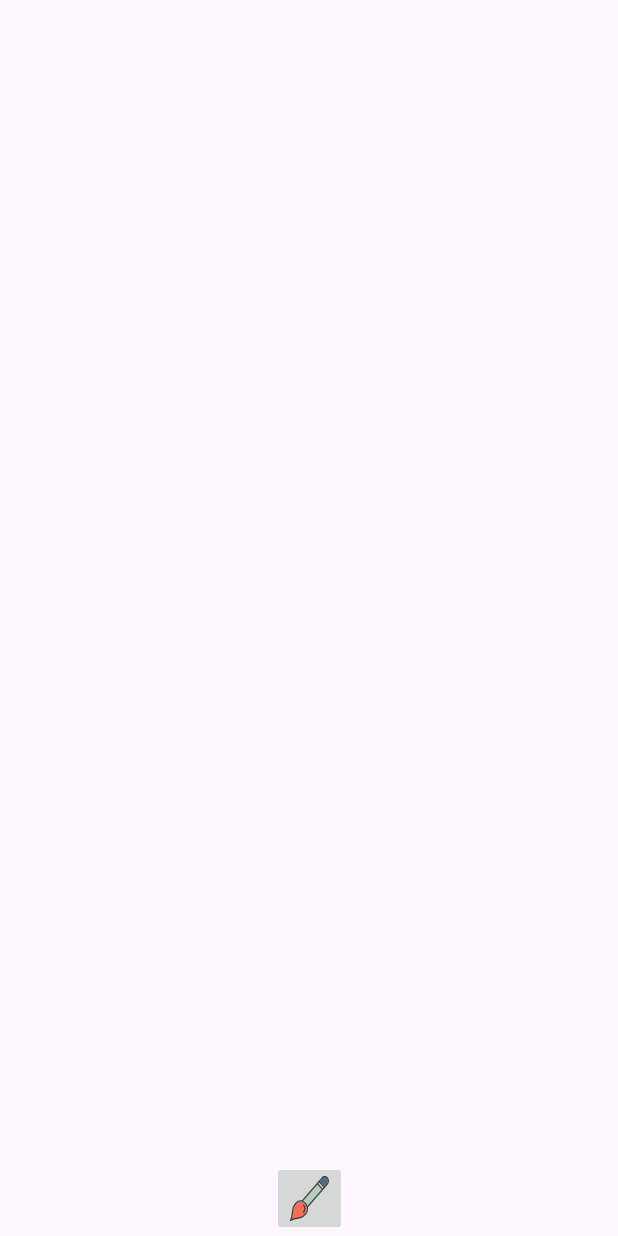
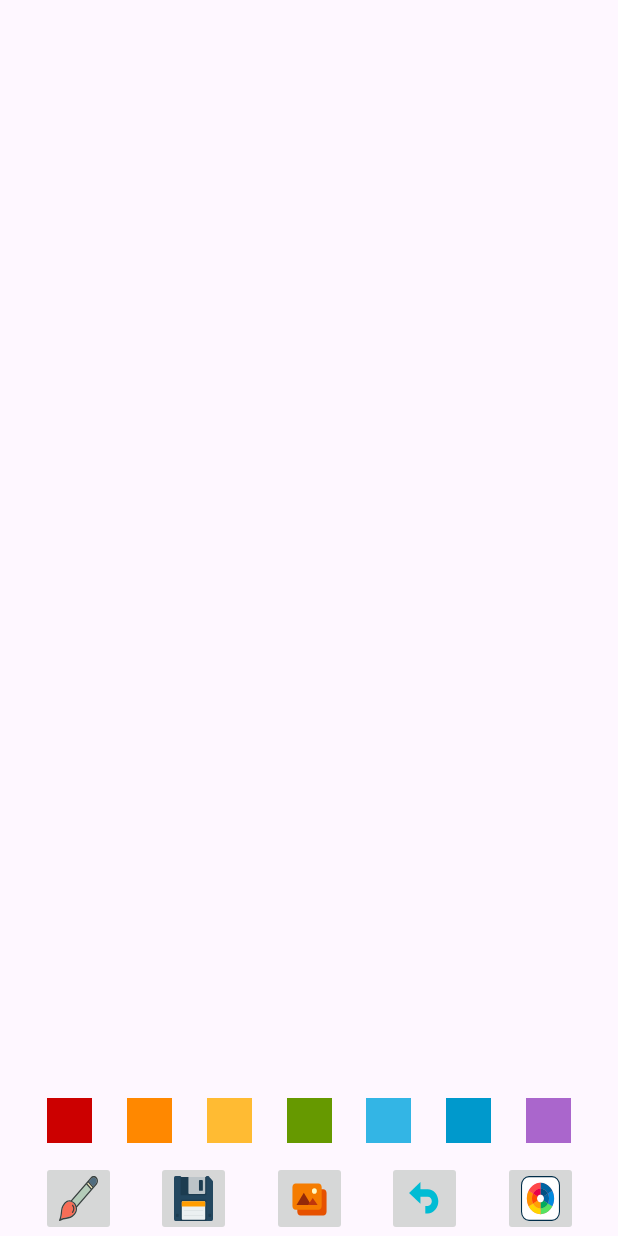
Before and after one commit to UTMarckus/DrawingApp, an Android app: the screen it shows after launch (MainActivity), on a phone screen of 412 x 824 dp. Run offline under Robolectric (Android 15) with nearby library versions, the phone set to English and light mode, and no system bars.

Commit message:
feat: add tools and colors menus

```diff
--- /dev/null
+++ b/app/src/main/res/drawable/ic_color_wheel.xml
@@ -0,0 +1,90 @@
+<vector xmlns:android="http://schemas.android.com/apk/res/android"
+    android:width="800dp"
+    android:height="800dp"
+    android:viewportWidth="73"
+    android:viewportHeight="73">
+  <path
+      android:pathData="M15,1L58,1A14,14 0,0 1,72 15L72,58A14,14 0,0 1,58 72L15,72A14,14 0,0 1,1 58L1,15A14,14 0,0 1,15 1z"
+      android:strokeWidth="2"
+      android:fillColor="#FFFFFF"
+      android:fillType="nonZero"
+      android:strokeColor="#012E49"/>
+  <path
+      android:pathData="M14.409,49.255C15.512,51.159 16.871,52.933 18.469,54.531C23.285,59.348 29.689,62 36.5,62C43.312,62 49.715,59.348 54.531,54.531C56.13,52.933 57.488,51.159 58.591,49.255C60.814,45.419 62,41.051 62,36.5C62,31.949 60.814,27.581 58.591,23.745C57.488,21.841 56.129,20.067 54.531,18.469C49.715,13.652 43.312,11 36.5,11C29.689,11 23.285,13.652 18.469,18.469C16.87,20.067 15.512,21.841 14.409,23.745C12.186,27.581 11,31.949 11,36.5C11,41.051 12.186,45.419 14.409,49.255ZM29.992,36.5C29.992,35.316 30.312,34.205 30.867,33.248C31.994,31.304 34.096,29.992 36.5,29.992C38.904,29.992 41.006,31.304 42.133,33.248C42.688,34.205 43.008,35.316 43.008,36.5C43.008,37.684 42.688,38.795 42.133,39.752C41.007,41.696 38.904,43.008 36.5,43.008C34.096,43.008 31.994,41.696 30.867,39.752C30.312,38.795 29.992,37.684 29.992,36.5Z"
+      android:strokeWidth="1"
+      android:fillColor="#FF8398"
+      android:fillType="nonZero"
+      android:strokeColor="#00000000"/>
+  <path
+      android:pathData="M36.5,52.504L36.5,62C43.312,62 49.715,59.348 54.531,54.531C56.13,52.933 57.488,51.159 58.591,49.255L50.362,44.503C47.594,49.286 42.423,52.504 36.5,52.504Z"
+      android:strokeWidth="1"
+      android:fillColor="#54E360"
+      android:fillType="nonZero"
+      android:strokeColor="#00000000"/>
+  <path
+      android:pathData="M52.504,36.5C52.504,39.416 51.724,42.149 50.362,44.503L58.591,49.255C60.814,45.419 62,41.051 62,36.5C62,31.949 60.814,27.581 58.591,23.745L50.362,28.497C51.724,30.851 52.504,33.584 52.504,36.5Z"
+      android:strokeWidth="1"
+      android:fillColor="#008ADF"
+      android:fillType="nonZero"
+      android:strokeColor="#00000000"/>
+  <path
+      android:pathData="M22.638,44.503L14.409,49.255C15.512,51.159 16.871,52.933 18.469,54.531C23.285,59.348 29.689,62 36.5,62L36.5,52.504C30.577,52.504 25.406,49.286 22.638,44.503Z"
+      android:strokeWidth="1"
+      android:fillColor="#FFD400"
+      android:fillType="nonZero"
+      android:strokeColor="#00000000"/>
+  <path
+      android:pathData="M50.362,28.497L58.591,23.745C57.488,21.841 56.129,20.067 54.531,18.469C49.715,13.652 43.312,11 36.5,11L36.5,20.496C42.423,20.496 47.594,23.714 50.362,28.497Z"
+      android:strokeWidth="1"
+      android:fillColor="#0065A3"
+      android:fillType="nonZero"
+      android:strokeColor="#00000000"/>
+  <path
+      android:pathData="M14.409,49.255L22.638,44.503C21.276,42.149 20.496,39.416 20.496,36.5C20.496,33.584 21.276,30.851 22.638,28.497L14.409,23.745C12.186,27.581 11,31.949 11,36.5C11,41.051 12.186,45.419 14.409,49.255Z"
+      android:strokeWidth="1"
+      android:fillColor="#FF9100"
+      android:fillType="nonZero"
+      android:strokeColor="#00000000"/>
+  <path
+      android:pathData="M36.5,20.496L36.5,11C29.689,11 23.285,13.652 18.469,18.469C16.87,20.067 15.512,21.841 14.409,23.745L22.638,28.497C25.406,23.714 30.577,20.496 36.5,20.496Z"
+      android:strokeWidth="1"
+      android:fillColor="#FF4949"
+      android:fillType="nonZero"
+      android:strokeColor="#00000000"/>
+  <path
+      android:pathData="M43.008,36.5C43.008,37.684 42.688,38.795 42.133,39.752L50.362,44.503C51.724,42.149 52.504,39.416 52.504,36.5C52.504,33.584 51.724,30.851 50.362,28.497L42.133,33.248C42.688,34.205 43.008,35.316 43.008,36.5Z"
+      android:strokeWidth="1"
+      android:fillColor="#0065A3"
+      android:fillType="nonZero"
+      android:strokeColor="#00000000"/>
+  <path
+      android:pathData="M42.133,33.248L50.362,28.497C47.594,23.714 42.423,20.496 36.5,20.496L36.5,29.992C38.904,29.992 41.006,31.304 42.133,33.248Z"
+      android:strokeWidth="1"
+      android:fillColor="#005183"
+      android:fillType="nonZero"
+      android:strokeColor="#00000000"/>
+  <path
+      android:pathData="M36.5,43.008L36.5,52.504C42.423,52.504 47.594,49.286 50.362,44.503L42.133,39.752C41.007,41.696 38.904,43.008 36.5,43.008Z"
+      android:strokeWidth="1"
+      android:fillColor="#00AB5E"
+      android:fillType="nonZero"
+      android:strokeColor="#00000000"/>
+  <path
+      android:pathData="M36.5,52.504L36.5,43.008C34.096,43.008 31.994,41.696 30.867,39.752L22.638,44.503C25.406,49.286 30.577,52.504 36.5,52.504Z"
+      android:strokeWidth="1"
+      android:fillColor="#FF9F04"
+      android:fillType="nonZero"
+      android:strokeColor="#00000000"/>
+  <path
+      android:pathData="M29.992,36.5C29.992,35.316 30.312,34.205 30.867,33.248L22.638,28.497C21.276,30.851 20.496,33.584 20.496,36.5C20.496,39.416 21.276,42.149 22.638,44.503L30.867,39.752C30.312,38.795 29.992,37.684 29.992,36.5Z"
+      android:strokeWidth="1"
+      android:fillColor="#FF4B00"
+      android:fillType="nonZero"
+      android:strokeColor="#00000000"/>
+  <path
+      android:pathData="M36.5,29.992L36.5,20.496C30.577,20.496 25.406,23.714 22.638,28.497L30.867,33.248C31.994,31.304 34.096,29.992 36.5,29.992Z"
+      android:strokeWidth="1"
+      android:fillColor="#E80048"
+      android:fillType="nonZero"
+      android:strokeColor="#00000000"/>
+</vector>
--- /dev/null
+++ b/app/src/main/res/drawable/ic_gallery.xml
@@ -0,0 +1,21 @@
+<vector xmlns:android="http://schemas.android.com/apk/res/android"
+    android:width="800dp"
+    android:height="800dp"
+    android:viewportWidth="1024"
+    android:viewportHeight="1024">
+  <path
+      android:pathData="M874.7,896H277.3c-46.9,0 -85.3,-38.4 -85.3,-85.3V384c0,-46.9 38.4,-85.3 85.3,-85.3h597.3c46.9,0 85.3,38.4 85.3,85.3v426.7c0,46.9 -38.4,85.3 -85.3,85.3z"
+      android:fillColor="#E65100"/>
+  <path
+      android:pathData="M746.7,768H149.3c-46.9,0 -85.3,-38.4 -85.3,-85.3V256c0,-46.9 38.4,-85.3 85.3,-85.3h597.3c46.9,0 85.3,38.4 85.3,85.3v426.7c0,46.9 -38.4,85.3 -85.3,85.3z"
+      android:fillColor="#F57C00"/>
+  <path
+      android:pathData="M640,341.3m-64,0a64,64 0,1 0,128 0,64 64,0 1,0 -128,0Z"
+      android:fillColor="#FFF9C4"/>
+  <path
+      android:pathData="M362.7,381.9L170.7,661.3h384z"
+      android:fillColor="#942A09"/>
+  <path
+      android:pathData="M597.3,501.3L469.3,661.3h256z"
+      android:fillColor="#BF360C"/>
+</vector>
--- /dev/null
+++ b/app/src/main/res/drawable/ic_save.xml
@@ -0,0 +1,27 @@
+<vector xmlns:android="http://schemas.android.com/apk/res/android"
+    android:width="800dp"
+    android:height="800dp"
+    android:viewportWidth="100.02"
+    android:viewportHeight="100.02">
+  <path
+      android:pathData="M88.57,0L83.01,0v0.02a2,2 0,0 1,-2 2L19.01,2.02a2,2 0,0 1,-2 -2v-0.02L4.01,-0a4,4 0,0 0,-4 4v92.02a4,4 0,0 0,4 4h92a4,4 0,0 0,4 -4L100.01,11.53c0.05,-0.09 -11.44,-11.45 -11.44,-11.52z"
+      android:fillColor="#23475F"/>
+  <path
+      android:pathData="M81.05,53.02L18.97,53.02a2,2 0,0 0,-2 2v45h66.08v-45c0,-1.11 -0.89,-2 -2,-2zM19.09,43.02h61.83a2,2 0,0 0,2 -2L82.93,0.56A1.99,1.99 0,0 1,81.01 2.01L19.01,2.01c-0.92,0 -1.68,-0.62 -1.92,-1.46v40.46a2,2 0,0 0,2 2z"
+      android:fillColor="#1C3C50"/>
+  <path
+      android:pathData="M22.01,55.99h56a2,2 0,0 1,2 2v37.03a2,2 0,0 1,-2 2L22.01,97.02c-1.1,0 -2,-0.4 -2,-1.5L20.01,57.99a2,2 0,0 1,2 -2z"
+      android:fillColor="#EBF0F1"/>
+  <path
+      android:pathData="M25.01,77.02h50v1L25.01,78.02v-1zM25.01,87.02h50v1L25.01,88.02v-1z"
+      android:fillColor="#BCC4C8"/>
+  <path
+      android:pathData="M7.01,84.02h3a2,2 0,0 1,2 2v3a2,2 0,0 1,-2 2L7.01,91.02a2,2 0,0 1,-2 -2v-3a2,2 0,0 1,2 -2zM90.01,84.02h3a2,2 0,0 1,2 2v3a2,2 0,0 1,-2 2h-3a2,2 0,0 1,-2 -2v-3a2,2 0,0 1,2 -2z"
+      android:fillColor="#1C3C50"/>
+  <path
+      android:pathData="M37.01,1.99v36.03a2,2 0,0 0,2 2h39a2,2 0,0 0,2 -2L80.01,1.99c0,0.01 -42.98,0.01 -43,0zM74.01,31.02a2,2 0,0 1,-2 2h-6a2,2 0,0 1,-2 -2L64.01,10.99a2,2 0,0 1,2 -2h6a2,2 0,0 1,2 2v20.03z"
+      android:fillColor="#BCC4C8"/>
+  <path
+      android:pathData="M78.01,55.99L22.01,55.99a2,2 0,0 0,-2 2v10.03h60L80.01,57.99a2,2 0,0 0,-2 -2z"
+      android:fillColor="#FF9D00"/>
+</vector>
--- /dev/null
+++ b/app/src/main/res/drawable/ic_undo.xml
@@ -0,0 +1,12 @@
+<vector xmlns:android="http://schemas.android.com/apk/res/android"
+    android:width="800dp"
+    android:height="800dp"
+    android:viewportWidth="1024"
+    android:viewportHeight="1024">
+  <path
+      android:pathData="M106.7,384L405.3,134.4v499.2z"
+      android:fillColor="#00BCD4"/>
+  <path
+      android:pathData="M597.3,298.7H341.3v170.7h256c59.7,0 106.7,46.9 106.7,106.7s-46.9,106.7 -106.7,106.7h-64v170.7h64c153.6,0 277.3,-123.7 277.3,-277.3s-123.7,-277.3 -277.3,-277.3z"
+      android:fillColor="#00BCD4"/>
+</vector>
--- a/app/src/main/res/layout/activity_main.xml
+++ b/app/src/main/res/layout/activity_main.xml
@@ -12,18 +12,150 @@
         android:layout_width="0dp"
         android:layout_height="0dp"
         app:layout_constraintTop_toTopOf="parent"
-        app:layout_constraintBottom_toBottomOf="parent"
+        app:layout_constraintBottom_toTopOf="@id/tools_menu"
         app:layout_constraintStart_toStartOf="parent"
         app:layout_constraintEnd_toEndOf="parent"/>
 
-    <androidx.appcompat.widget.AppCompatImageButton
-        android:id="@+id/brush_button"
-        android:layout_width="50dp"
-        android:layout_height="50dp"
-        app:layout_constraintBottom_toBottomOf="@id/drawing_view"
+    <androidx.constraintlayout.widget.ConstraintLayout
+        android:id="@+id/color_menu"
+        android:layout_width="match_parent"
+        android:layout_height="wrap_content"
+        android:padding="10dp"
         app:layout_constraintStart_toStartOf="parent"
         app:layout_constraintEnd_toEndOf="parent"
-        android:src="@drawable/ic_brush"
-        android:scaleType="fitXY"/>
+        app:layout_constraintBottom_toTopOf="@id/tools_menu">
+
+        <ImageButton
+            android:id="@+id/red_button"
+            android:layout_width="30dp"
+            android:layout_height="30dp"
+            android:layout_margin="2dp"
+            app:layout_constraintStart_toStartOf="parent"
+            app:layout_constraintEnd_toStartOf="@id/orange_button"
+            app:layout_constraintBottom_toBottomOf="parent"
+            android:background="@android:color/holo_red_dark"/>
+
+        <ImageButton
+            android:id="@+id/orange_button"
+            android:layout_width="30dp"
+            android:layout_height="30dp"
+            android:layout_margin="2dp"
+            app:layout_constraintStart_toEndOf="@id/red_button"
+            app:layout_constraintEnd_toStartOf="@id/yellow_button"
+            app:layout_constraintBottom_toBottomOf="parent"
+            android:background="@android:color/holo_orange_dark"/>
+
+        <ImageButton
+            android:id="@+id/yellow_button"
+            android:layout_width="30dp"
+            android:layout_height="30dp"
+            android:layout_margin="2dp"
+            app:layout_constraintStart_toEndOf="@id/orange_button"
+            app:layout_constraintEnd_toStartOf="@id/green_button"
+            app:layout_constraintBottom_toBottomOf="parent"
+            android:background="@android:color/holo_orange_light"/>
+
+        <ImageButton
+            android:id="@+id/green_button"
+            android:layout_width="30dp"
+            android:layout_height="30dp"
+            android:layout_margin="2dp"
+            app:layout_constraintStart_toEndOf="@id/yellow_button"
+            app:layout_constraintEnd_toStartOf="@id/blue_light_button"
+            app:layout_constraintBottom_toBottomOf="parent"
+            android:background="@android:color/holo_green_dark"/>
+
+        <ImageButton
+            android:id="@+id/blue_light_button"
+            android:layout_width="30dp"
+            android:layout_height="30dp"
+            android:layout_margin="2dp"
+            app:layout_constraintStart_toEndOf="@id/green_button"
+            app:layout_constraintEnd_toStartOf="@id/blue_dark_button"
+            app:layout_constraintBottom_toBottomOf="parent"
+            android:background="@android:color/holo_blue_light"/>
+
+        <ImageButton
+            android:id="@+id/blue_dark_button"
+            android:layout_width="30dp"
+            android:layout_height="30dp"
+            android:layout_margin="2dp"
+            app:layout_constraintStart_toEndOf="@id/blue_light_button"
+            app:layout_constraintEnd_toStartOf="@id/purple_button"
+            app:layout_constraintBottom_toBottomOf="parent"
+            android:background="@android:color/holo_blue_dark"/>
+
+        <ImageButton
+            android:id="@+id/purple_button"
+            android:layout_width="30dp"
+            android:layout_height="30dp"
+            android:layout_margin="2dp"
+            app:layout_constraintStart_toEndOf="@id/blue_dark_button"
+            app:layout_constraintEnd_toEndOf="parent"
+            app:layout_constraintBottom_toBottomOf="parent"
+            android:background="@android:color/holo_purple"/>
+
+    </androidx.constraintlayout.widget.ConstraintLayout>
+
+    <androidx.constraintlayout.widget.ConstraintLayout
+        android:id="@+id/tools_menu"
+        android:layout_width="match_parent"
+        android:layout_height="wrap_content"
+        app:layout_constraintBottom_toBottomOf="parent"
+        app:layout_constraintStart_toStartOf="parent"
+        app:layout_constraintEnd_toEndOf="parent">
+
+        <androidx.appcompat.widget.AppCompatImageButton
+            android:id="@+id/brush_button"
+            android:layout_width="50dp"
+            android:layout_height="50dp"
+            app:layout_constraintBottom_toBottomOf="parent"
+            app:layout_constraintStart_toStartOf="parent"
+            app:layout_constraintEnd_toStartOf="@id/save_button"
+            android:src="@drawable/ic_brush"
+            android:scaleType="fitXY"/>
+
+        <androidx.appcompat.widget.AppCompatImageButton
+            android:id="@+id/save_button"
+            android:layout_width="50dp"
+            android:layout_height="50dp"
+            app:layout_constraintBottom_toBottomOf="parent"
+            app:layout_constraintStart_toEndOf="@id/brush_button"
+            app:layout_constraintEnd_toStartOf="@id/gallery_button"
+            android:src="@drawable/ic_save"
+            android:scaleType="fitXY"/>
+
+        <androidx.appcompat.widget.AppCompatImageButton
+            android:id="@+id/gallery_button"
+            android:layout_width="50dp"
+            android:layout_height="50dp"
+            app:layout_constraintBottom_toBottomOf="parent"
+            app:layout_constraintStart_toEndOf="@id/save_button"
+            app:layout_constraintEnd_toStartOf="@id/undo_button"
+            android:src="@drawable/ic_gallery"
+            android:scaleType="fitXY"/>
+
+        <androidx.appcompat.widget.AppCompatImageButton
+            android:id="@+id/undo_button"
+            android:layout_width="50dp"
+            android:layout_height="50dp"
+            app:layout_constraintBottom_toBottomOf="parent"
+            app:layout_constraintStart_toEndOf="@id/gallery_button"
+            app:layout_constraintEnd_toStartOf="@id/color_picker_button"
+            android:src="@drawable/ic_undo"
+            android:scaleType="fitXY"/>
+
+        <androidx.appcompat.widget.AppCompatImageButton
+            android:id="@+id/color_picker_button"
+            android:layout_width="50dp"
+            android:layout_height="50dp"
+            app:layout_constraintBottom_toBottomOf="parent"
+            app:layout_constraintStart_toEndOf="@id/undo_button"
+            app:layout_constraintEnd_toEndOf="parent"
+            android:src="@drawable/ic_color_wheel"
+            android:scaleType="fitXY"/>
+
+    </androidx.constraintlayout.widget.ConstraintLayout>
+
 
 </androidx.constraintlayout.widget.ConstraintLayout>
```
